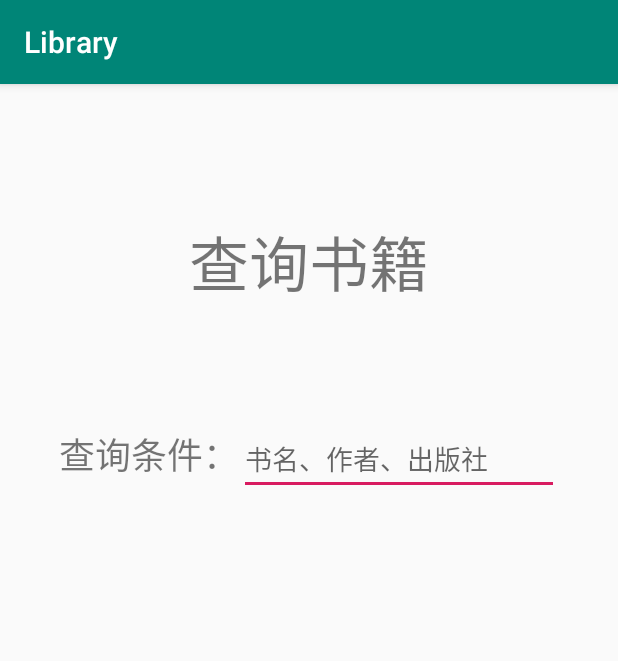
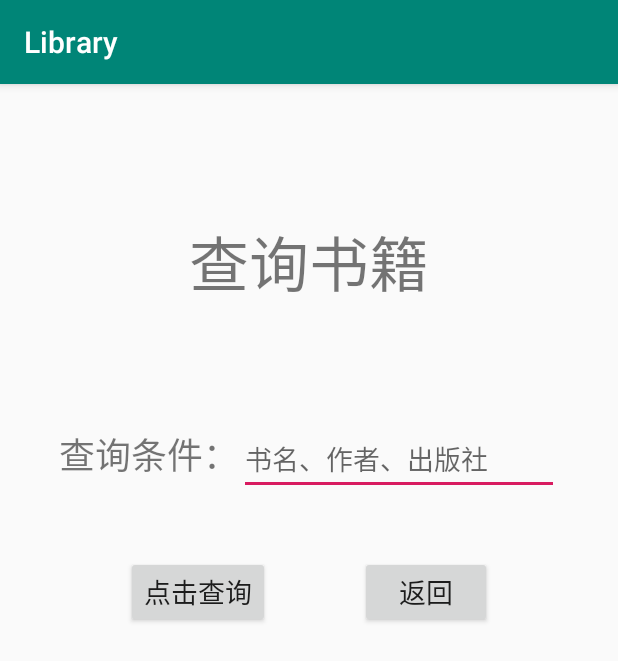
Before and after one commit to q524936601/Library, an Android app: the ChaXunActivity screen opened directly, with no data from a screen before it, on a phone screen of 412 x 824 dp. Shown: the top 661 px of the screen. Run offline under Robolectric (Android 15) with nearby library versions, the phone set to English and light mode, and no system bars.

Commit message:
查询界面

```diff
--- a/app/src/main/res/layout/activity_cha_xun.xml
+++ b/app/src/main/res/layout/activity_cha_xun.xml
@@ -42,4 +42,46 @@
         app:layout_constraintEnd_toEndOf="parent"
         app:layout_constraintHorizontal_bias="0.5"
         app:layout_constraintStart_toEndOf="@+id/tv_cx_tiaojian" />
+
+    <Button
+        android:id="@+id/btn_cx_dianji"
+        android:layout_width="wrap_content"
+        android:layout_height="wrap_content"
+        android:layout_marginTop="50dp"
+        android:text="点击查询"
+        android:textSize="18sp"
+        app:layout_constraintEnd_toStartOf="@+id/btn_cx_exit"
+        app:layout_constraintHorizontal_bias="0.5"
+        app:layout_constraintHorizontal_chainStyle="packed"
+        app:layout_constraintStart_toStartOf="parent"
+        app:layout_constraintTop_toBottomOf="@+id/tv_cx_tiaojian" />
+
+    <Button
+        android:id="@+id/btn_cx_exit"
+        android:layout_width="wrap_content"
+        android:layout_height="wrap_content"
+        android:layout_marginStart="60dp"
+        android:layout_marginLeft="60dp"
+        android:text="返回"
+        android:textSize="18sp"
+        app:layout_constraintBaseline_toBaselineOf="@+id/btn_cx_dianji"
+        app:layout_constraintEnd_toEndOf="parent"
+        app:layout_constraintHorizontal_bias="0.5"
+        app:layout_constraintStart_toEndOf="@+id/btn_cx_dianji" />
+
+    <TextView
+        android:id="@+id/tv_cx_xianshi"
+        android:layout_width="0dp"
+        android:layout_height="0dp"
+        android:layout_marginStart="8dp"
+        android:layout_marginLeft="8dp"
+        android:layout_marginTop="30dp"
+        android:layout_marginEnd="8dp"
+        android:layout_marginRight="8dp"
+        android:layout_marginBottom="8dp"
+        android:textSize="24sp"
+        app:layout_constraintBottom_toBottomOf="parent"
+        app:layout_constraintEnd_toEndOf="parent"
+        app:layout_constraintStart_toStartOf="parent"
+        app:layout_constraintTop_toBottomOf="@+id/btn_cx_dianji" />
 </android.support.constraint.ConstraintLayout>
```
